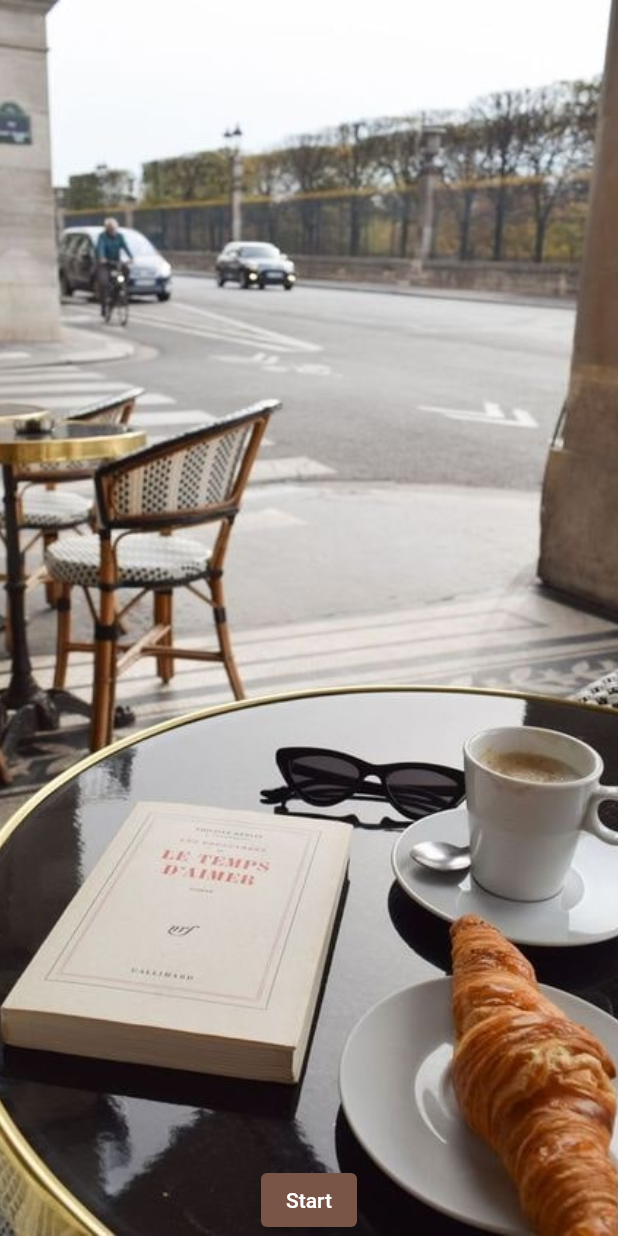
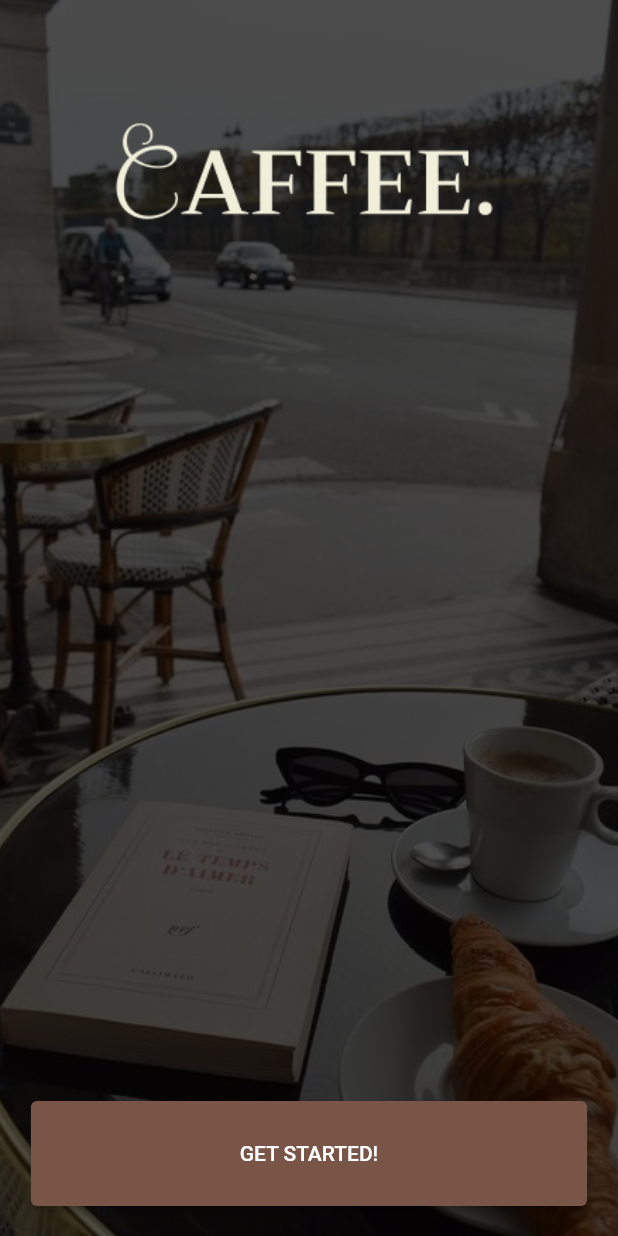
Before and after one commit to oomnk/project-091-175, a Flutter app: the screen it shows after launch, on a phone screen of 412 x 824 dp. Run offline on Flutter 3.47's test engine with Material 2 defaults, Android fonts, the phone set to English and light mode, and no system bars; our stand-ins replace geolocator, google_maps_flutter, location; missing offline and left inert: google_maps_webservice.

```diff
--- a/lib/helpers/find_cafe.dart
+++ b/lib/helpers/find_cafe.dart
@@ -8,9 +8,9 @@ class GetCafe{
   static GetCafe? instance;
   static GetCafe getInstance() => instance ??= GetCafe();
 
-  Future<CafeDataList> getCafe(ThisDeviceLocation location) async{
+  Future<CafeDataList> getCafe(ThisDeviceLocation location, num radius) async{
     final googlePlaces = GoogleMapsPlaces(apiKey: apiKey);
-    final respones = await googlePlaces.searchNearbyWithRadius(Location(lat: location.lat, lng: location.long), 2000, type: 'cafe', keyword: 'coffee');
+    final respones = await googlePlaces.searchNearbyWithRadius(Location(lat: location.lat, lng: location.long), radius, type: 'cafe', keyword: 'coffee');
 
     return CafeDataList.convertToShops(respones.results);
   }
--- a/lib/main.dart
+++ b/lib/main.dart
@@ -32,28 +32,59 @@ class _MyHomePageState extends State<MyHomePage> {
   Widget build(BuildContext context) {
     return Scaffold(
       // appBar: AppBar(title: const Text('Caffee')),
-      body: Container(
+      body: Stack(
+        children: [
+          Container(
             decoration: const BoxDecoration(
               image: DecorationImage(
                 image: AssetImage('assets/images/home.jpg'),
                 fit: BoxFit.cover,
               ),
             ),
-        child: Center(
-            child: Column(
-            mainAxisAlignment: MainAxisAlignment.end,
-                children: [
-                const SizedBox( height: 24,),
-                  ElevatedButton(
-                        child: const Text('Start'),
+          ),
+          Container(
+            color: Colors.black.withOpacity(0.7),
+          ),
+
+           Align(
+             alignment: Alignment.topCenter,
+             child: Padding(
+               padding: const EdgeInsets.only(top:70),
+               child: Container(
+
+                //  color: Colors.brown,
+                          child:const Image(
+                     image: AssetImage('assets/images/logo.png'),
+                     fit: BoxFit.cover,
+
+                    ),
+               ),
+             ),
+           ),
+
+          Align(
+            alignment: Alignment.bottomCenter,
+            child: Padding(
+              padding: const EdgeInsets.only(bottom: 20),
+              child: SizedBox(
+                width:MediaQuery.of(context).size.width*0.9,
+                height: 70,
+                child: ElevatedButton(
+                  child: const Text('GET STARTED!'),
                   onPressed: () {
                     Navigator.push(
-                      context, MaterialPageRoute(builder: (context) => const MyLogin()));
+                        context,
+                        MaterialPageRoute(
+                            builder: (context) => const MyLogin()));
                   },
-              style: ElevatedButton.styleFrom(primary: Colors.brown,),)
-                ]
+                  style: ElevatedButton.styleFrom(
+                    primary: Colors.brown,
                   ),
                 ),
+              ),
+            ),
+          ),
+        ],
       ),
     );
   }
--- a/pubspec.yaml
+++ b/pubspec.yaml
@@ -65,6 +65,8 @@ flutter:
   # To add assets to your application, add an assets section, like this:
   assets:
     - assets/images/home.jpg
+    - assets/images/sign.png
+    - assets/images/logo.png
   #   - images/a_dot_ham.jpeg
 
   # An image asset can refer to one or more resolution-specific "variants", see
```
Also changed, not shown: lib/Models/cafe.dart (+13 -6 lines), lib/pages/login.dart (+36 -8 lines), lib/pages/map.dart (+110 -23 lines), lib/widgets/cafe_card.dart (added, +89 -0 lines), assets/images/logo.png (added), assets/images/sign.png (added). Lines whose indentation alone changed are shown as unchanged.
